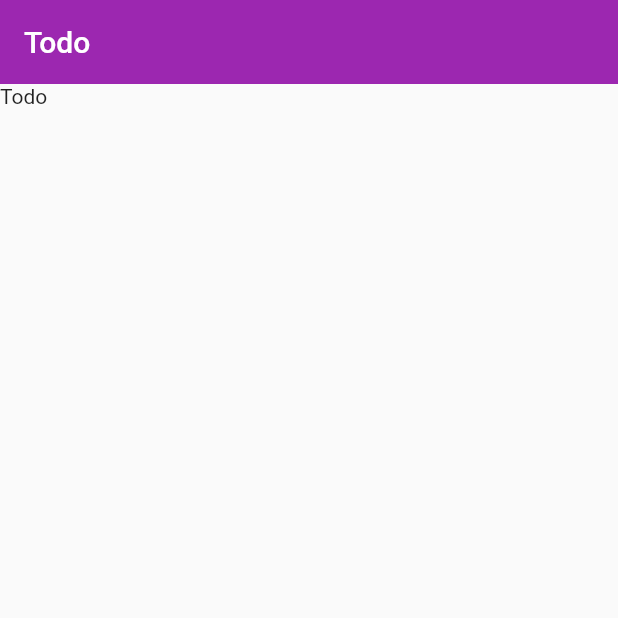
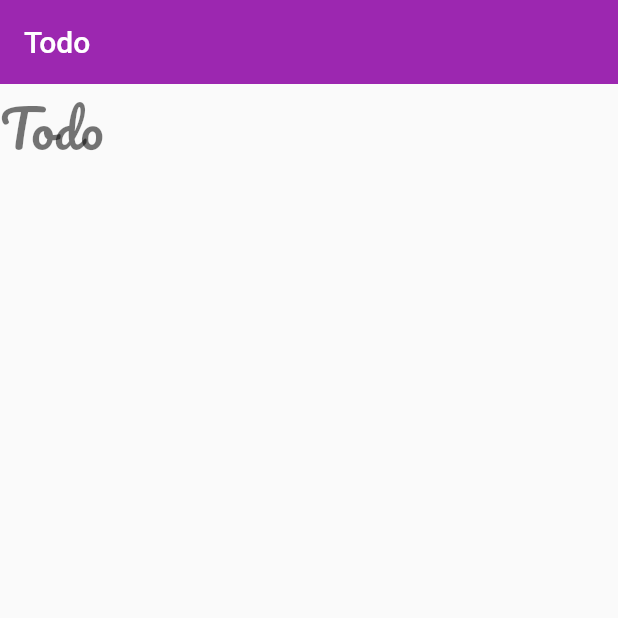
Before and after one commit to rajbahakdanyu/riverpod_cc, a Flutter app: the screen it shows after launch, on a phone screen of 412 x 824 dp, the top half of it. Run offline on Flutter 3.47's test engine with Material 2 defaults, Android fonts, the phone set to English and light mode, and no system bars; our stand-ins replace flutter_riverpod, google_fonts.

Commit message:
Added custom fonts

```diff
--- a/lib/main.dart
+++ b/lib/main.dart
@@ -1,5 +1,6 @@
 import 'package:flutter/material.dart';
 import 'package:flutter_riverpod/flutter_riverpod.dart';
+import 'package:google_fonts/google_fonts.dart';
 
 import 'screens/home.dart';
 
@@ -21,6 +22,10 @@ class MyApp extends StatelessWidget {
       title: 'Riverpod CC',
       theme: ThemeData(
         primarySwatch: Colors.purple,
+        textTheme: TextTheme(
+          bodyText2: GoogleFonts.nunitoSans(),
+          headline4: GoogleFonts.pacifico(),
+        ),
       ),
       initialRoute: '/',
       routes: {
--- a/lib/screens/home.dart
+++ b/lib/screens/home.dart
@@ -12,8 +12,11 @@ class HomeScreen extends ConsumerWidget {
         title: const Text('Todo'),
       ),
       body: Column(
-        children: const [
-          Text('Todo'),
+        children: [
+          Text(
+            'Todo',
+            style: Theme.of(context).textTheme.headline4,
+          ),
         ],
       ),
     );
```
